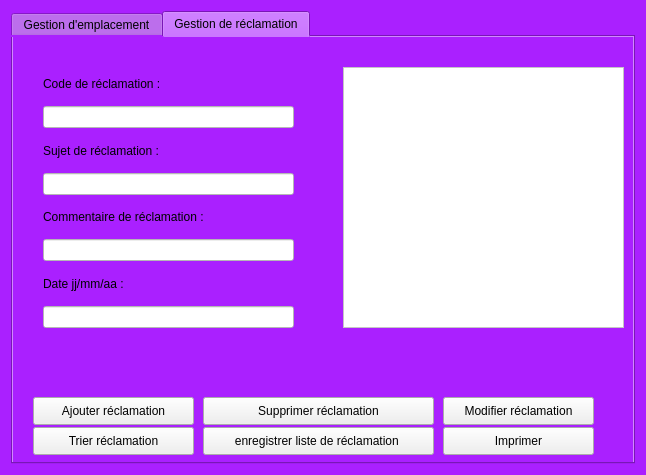
Qt form i-Food/dialog_principale.ui (assylkriaa/Smart_Home_Delivery_2A2-) before a commit.
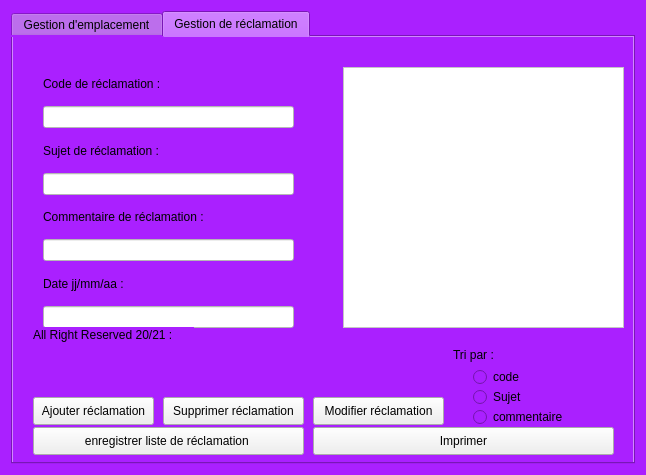
The same form after that commit. The open tabs and pages were chosen to show the change.

Patch:
```diff
--- a/i-Food/dialog_principale.ui
+++ b/i-Food/dialog_principale.ui
@@ -268,7 +268,7 @@
         <rect>
          <x>20</x>
          <y>360</y>
-         <width>161</width>
+         <width>121</width>
          <height>28</height>
         </rect>
        </property>
@@ -285,9 +285,9 @@
       <widget class="QPushButton" name="pushButton_supp_reclamation">
        <property name="geometry">
         <rect>
-         <x>190</x>
+         <x>150</x>
          <y>360</y>
-         <width>231</width>
+         <width>141</width>
          <height>28</height>
         </rect>
        </property>
@@ -304,9 +304,9 @@
       <widget class="QPushButton" name="pushButton_modifier_reclamation">
        <property name="geometry">
         <rect>
-         <x>430</x>
+         <x>300</x>
          <y>360</y>
-         <width>151</width>
+         <width>131</width>
          <height>28</height>
         </rect>
        </property>
@@ -323,9 +323,9 @@
       <widget class="QPushButton" name="pushButton_imprimer_reclamation">
        <property name="geometry">
         <rect>
-         <x>430</x>
+         <x>300</x>
          <y>390</y>
-         <width>151</width>
+         <width>301</width>
          <height>28</height>
         </rect>
        </property>
@@ -339,31 +339,12 @@
         <string>Imprimer</string>
        </property>
       </widget>
-      <widget class="QPushButton" name="pushButton_trier_reclamation">
-       <property name="geometry">
-        <rect>
-         <x>20</x>
-         <y>390</y>
-         <width>161</width>
-         <height>28</height>
-        </rect>
-       </property>
-       <property name="styleSheet">
-        <string notr="true">
-background:rgb(cf,cf,cf);
-color:black;
-</string>
-       </property>
-       <property name="text">
-        <string>Trier réclamation</string>
-       </property>
-      </widget>
       <widget class="QPushButton" name="pushButton_enregistrer_reclamation">
        <property name="geometry">
         <rect>
-         <x>190</x>
+         <x>20</x>
          <y>390</y>
-         <width>231</width>
+         <width>271</width>
          <height>28</height>
         </rect>
        </property>
@@ -471,6 +452,71 @@
         <string/>
        </property>
       </widget>
+      <widget class="QLabel" name="label_14">
+       <property name="geometry">
+        <rect>
+         <x>440</x>
+         <y>310</y>
+         <width>56</width>
+         <height>16</height>
+        </rect>
+       </property>
+       <property name="text">
+        <string>Tri par :</string>
+       </property>
+      </widget>
+      <widget class="QRadioButton" name="radioButton_4">
+       <property name="geometry">
+        <rect>
+         <x>460</x>
+         <y>330</y>
+         <width>97</width>
+         <height>20</height>
+        </rect>
+       </property>
+       <property name="text">
+        <string>code</string>
+       </property>
+      </widget>
+      <widget class="QRadioButton" name="radioButton_5">
+       <property name="geometry">
+        <rect>
+         <x>460</x>
+         <y>350</y>
+         <width>97</width>
+         <height>20</height>
+        </rect>
+       </property>
+       <property name="text">
+        <string>Sujet</string>
+       </property>
+      </widget>
+      <widget class="QRadioButton" name="radioButton_6">
+       <property name="geometry">
+        <rect>
+         <x>460</x>
+         <y>370</y>
+         <width>97</width>
+         <height>20</height>
+        </rect>
+       </property>
+       <property name="text">
+        <string>commentaire</string>
+       </property>
+      </widget>
+      <widget class="QLabel" name="label_right">
+       <property name="geometry">
+        <rect>
+         <x>20</x>
+         <y>290</y>
+         <width>161</width>
+         <height>16</height>
+        </rect>
+       </property>
+       <property name="text">
+        <string>All Right Reserved 20/21 :</string>
+       </property>
+      </widget>
      </widget>
     </widget>
    </item>
```
Left out of the diff: 90 changed lines with no effect on the pictures.
